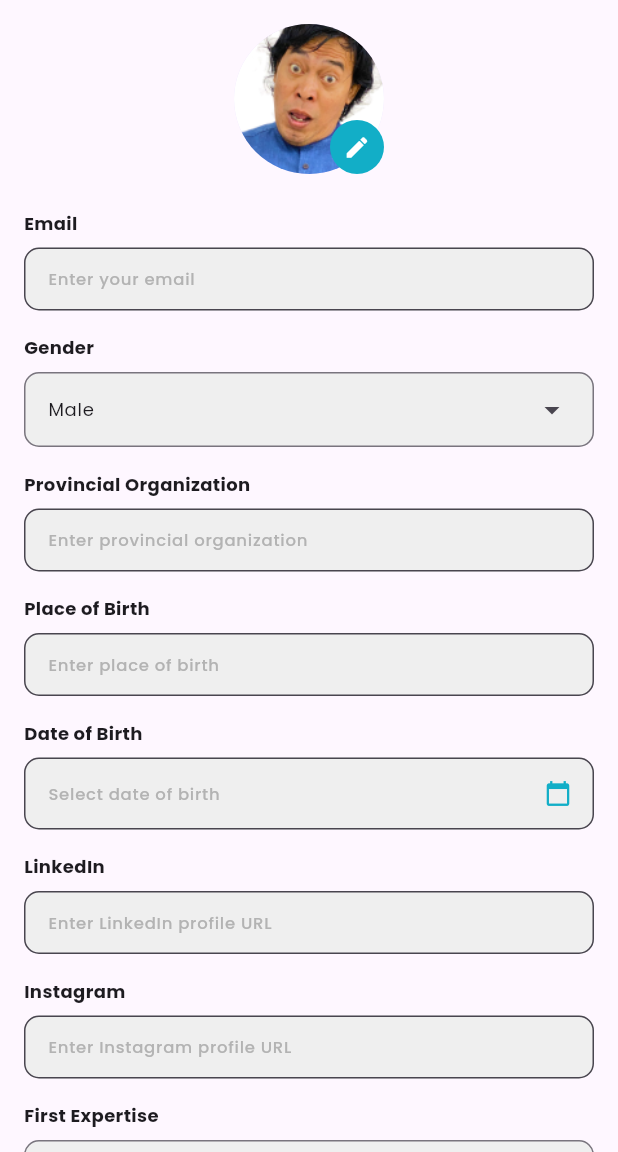
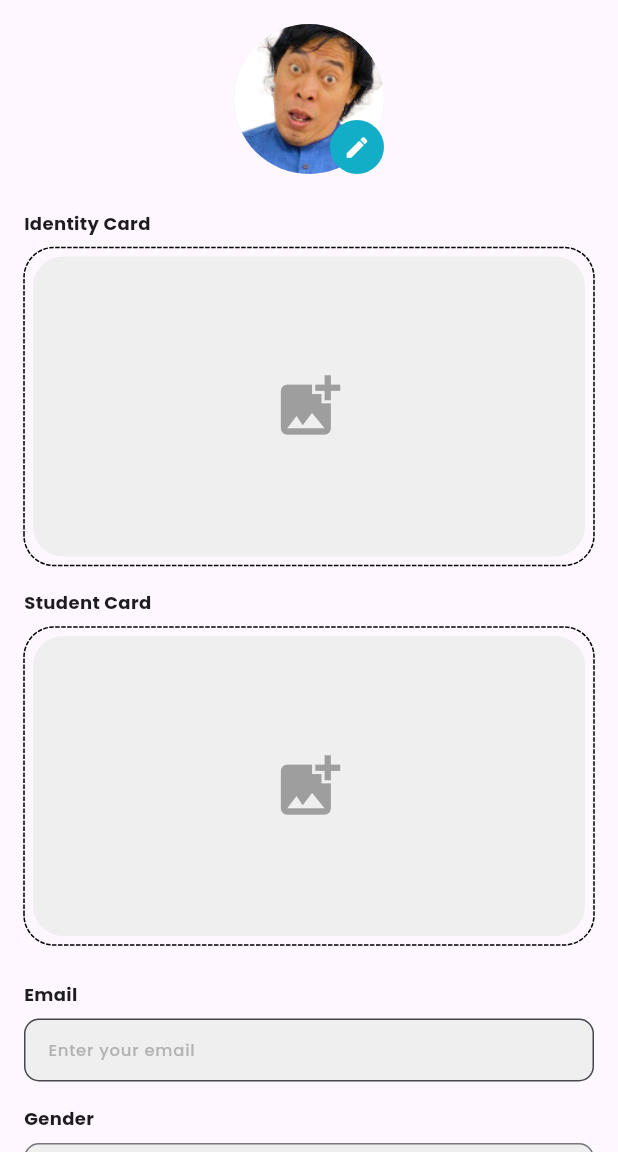
Before and after one commit to hafizzibrahim/IPA-Test, a Flutter app: the MainDrawerView screen opened by its route, on a phone screen of 412 x 824 dp, the part 84-1236 px from its top. Run offline on Flutter 3.47's test engine with Material 3 defaults, Android fonts, the phone set to English and light mode, and no system bars; drawn by our look-alikes of dotted_border; our stand-ins replace animated_bottom_navigation_bar, carousel_slider, file_picker, flutter_svg, get, google_fonts and 1 more; accounts and stored records are empty.

Commit message:
Create image picker for student card and identity card

```diff
--- a/lib/app/modules/main_drawer/views/main_drawer_view.dart
+++ b/lib/app/modules/main_drawer/views/main_drawer_view.dart
@@ -10,6 +10,7 @@ class MainDrawerView extends GetView<MainDrawerController> {
   Widget build(BuildContext context) {
     return SafeArea(
       child: Scaffold(
+        resizeToAvoidBottomInset: false,
         appBar: AppBar(
           scrolledUnderElevation: 0.0,
           backgroundColor: neutral02Color,
--- a/lib/app/modules/profile/controllers/profile_controller.dart
+++ b/lib/app/modules/profile/controllers/profile_controller.dart
@@ -1,3 +1,5 @@
+import 'dart:io';
+
 import 'package:flutter/material.dart';
 import 'package:get/get.dart';
 import 'package:intl/intl.dart';
@@ -17,6 +19,8 @@ class ProfileController extends GetxController {
   final bioController = TextEditingController();
 
   Rx<DateTime?> selectedDate = Rx<DateTime?>(null);
+  final Rx<File?> identityCardFile = Rx<File?>(null);
+  final Rx<File?> studentCardFile = Rx<File?>(null);
 
   String get formattedDate {
     return selectedDate.value != null
@@ -135,4 +139,12 @@ class ProfileController extends GetxController {
       secondExpertiseController.text = secondExpertise;
     }
   }
+
+  void setIdentityCardFile(File file) {
+    identityCardFile.value = file;
+  }
+
+  void setStudentCardFile(File file) {
+    studentCardFile.value = file;
+  }
 }
--- a/lib/app/modules/profile/views/profile_view.dart
+++ b/lib/app/modules/profile/views/profile_view.dart
@@ -1,11 +1,13 @@
 import 'package:flutter/material.dart';
 import 'package:get/get.dart';
-import 'package:maritimmuda_connect/app/modules/widget/custom_button.dart';
 import 'package:maritimmuda_connect/themes.dart';
 import '../controllers/profile_controller.dart';
 import '../../widget/custom_textfield.dart';
 import '../../widget/custom_dropdown.dart';
 import '../../widget/profile_button.dart';
+import 'package:dotted_border/dotted_border.dart';
+import 'package:file_picker/file_picker.dart';
+import 'dart:io';
 
 class ProfileView extends GetView<ProfileController> {
   const ProfileView({super.key});
@@ -37,6 +39,86 @@ class ProfileView extends GetView<ProfileController> {
                 ],
               ),
             ),
+            const SizedBox(height: 24,),
+            Text(
+              'Identity Card',
+              style: boldText12,
+            ),
+            const SizedBox(height: 8,),
+            Obx(() => DottedBorder(
+              borderType: BorderType.RRect,
+              radius: const Radius.circular(20),
+              padding: const EdgeInsets.all(6),
+              child: InkWell(
+                onTap: () async {
+                  FilePickerResult? result = await FilePicker.platform.pickFiles(type: FileType.image);
+                  if (result != null) {
+                    controller.setIdentityCardFile(File(result.files.single.path!));
+                  } else {
+                    print('User canceled the picker');
+                  }
+                },
+                child: Container(
+                  height: 200,
+                  decoration: BoxDecoration(
+                    color: neutral02Color,
+                    borderRadius: BorderRadius.circular(20),
+                  ),
+                  child: controller.identityCardFile.value != null
+                      ? ClipRRect(
+                    borderRadius: BorderRadius.circular(20),
+                    child: Image.file(
+                      controller.identityCardFile.value!,
+                      fit: BoxFit.cover,
+                      width: double.infinity,
+                    ),
+                  )
+                      : const Center(
+                    child: Icon(Icons.add_photo_alternate, size: 50, color: Colors.grey),
+                  ),
+                ),
+              ),
+            )),
+            const SizedBox(height: 16,),
+            Text(
+              'Student Card',
+              style: boldText12,
+            ),
+            const SizedBox(height: 8,),
+            Obx(() => DottedBorder(
+              borderType: BorderType.RRect,
+              radius: const Radius.circular(20),
+              padding: const EdgeInsets.all(6),
+              child: InkWell(
+                onTap: () async {
+                  FilePickerResult? result = await FilePicker.platform.pickFiles(type: FileType.image);
+                  if (result != null) {
+                    controller.setStudentCardFile(File(result.files.single.path!));
+                  } else {
+                    print('User canceled the picker');
+                  }
+                },
+                child: Container(
+                  height: 200,
+                  decoration: BoxDecoration(
+                    color: neutral02Color,
+                    borderRadius: BorderRadius.circular(20),
+                  ),
+                  child: controller.studentCardFile.value != null
+                      ? ClipRRect(
+                    borderRadius: BorderRadius.circular(20),
+                    child: Image.file(
+                      controller.studentCardFile.value!,
+                      fit: BoxFit.cover,
+                      width: double.infinity,
+                    ),
+                  )
+                      : const Center(
+                    child: Icon(Icons.add_photo_alternate, size: 50, color: Colors.grey),
+                  ),
+                ),
+              ),
+            )),
             const SizedBox(height: 24),
             Text(
               'Email',
--- a/pubspec.yaml
+++ b/pubspec.yaml
@@ -41,6 +41,7 @@ dependencies:
   animated_bottom_navigation_bar: ^1.3.3
   intl: ^0.17.0
   carousel_slider: ^5.0.0
+  dotted_border: ^2.1.0
 
 dev_dependencies:
   flutter_lints: ^4.0.0
```
Also changed, not shown: pubspec.lock.
